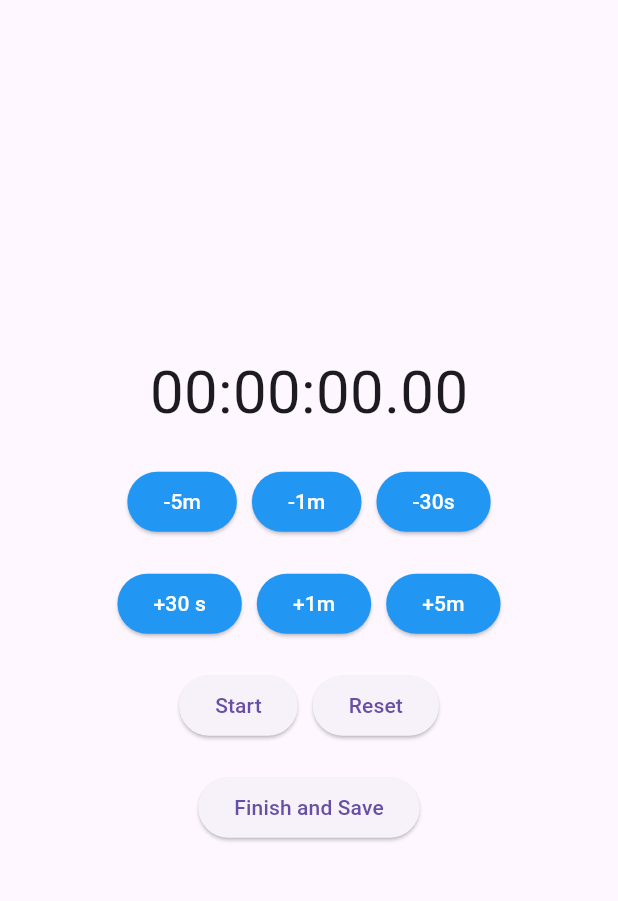
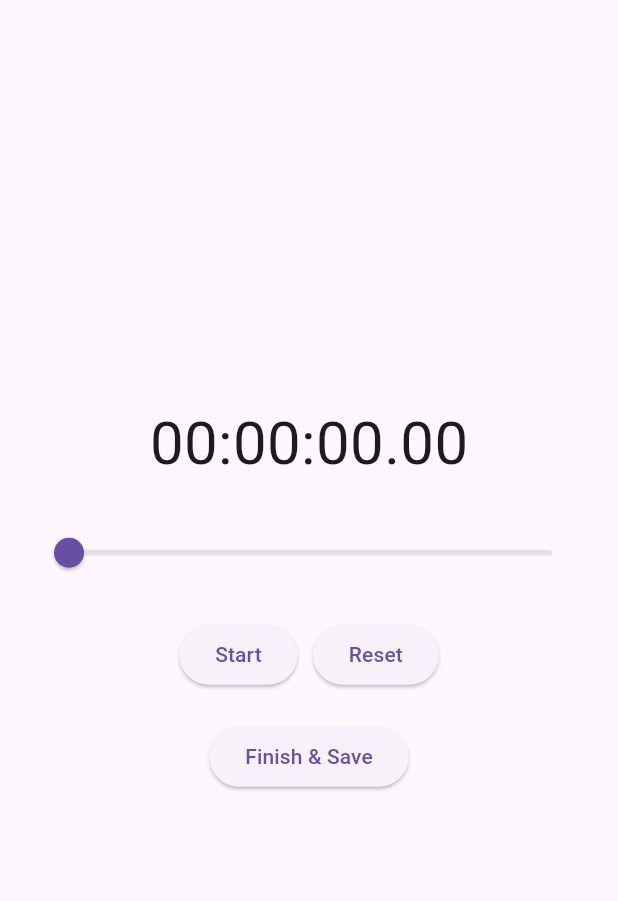
Before and after one commit to samuelezranas/flutter-clock-app, a Flutter app: the TimerPage screen opened directly, after a tap on "Reset", on a phone screen of 412 x 824 dp, the part 63-964 px from its top. Run offline on Flutter 3.47's test engine with Material 3 defaults, Android fonts, the phone set to English and light mode, and no system bars; our stand-ins replace audioplayers, sqflite, stop_watch_timer; accounts and stored records are empty.

Commit message:
using slider as the time selector

```diff
--- a/lib/main.dart
+++ b/lib/main.dart
@@ -14,7 +14,7 @@ class MyApp extends StatelessWidget {
   @override
   Widget build(BuildContext context) {
     return MaterialApp(
-      debugShowCheckedModeBanner: false, // Menghilangkan banner debug
+      debugShowCheckedModeBanner: false,
       title: 'Flutter Stopwatch',
       theme: ThemeData(
         primarySwatch: Colors.blue,
--- a/lib/pages/timer_page.dart
+++ b/lib/pages/timer_page.dart
@@ -16,15 +16,13 @@ class _TimerPageState extends State<TimerPage> {
   );
   late AudioPlayer audioPlayer;
   bool _isRunning = false;
-  int _presetTime = 0 * 60 * 1000; // Default preset ke 0 menit (dalam milidetik)
+  double _sliderValue = 0; // Nilai slider yang diatur pengguna
   int _remainingTime = 0; // Waktu yang tersisa
 
   @override
   void initState() {
     super.initState();
     audioPlayer = AudioPlayer();
-
-    _stopWatchTimer.setPresetSecondTime(_presetTime ~/ 1000); // Set preset countdown time in seconds
 
     _stopWatchTimer.rawTime.listen((value) async {
       setState(() {
@@ -77,26 +75,20 @@ class _TimerPageState extends State<TimerPage> {
 
   void _resetTimer() {
     _stopWatchTimer.onResetTimer();
-    _stopWatchTimer.setPresetSecondTime(0); // Atur ulang waktu ke 0
+    _stopWatchTimer.setPresetSecondTime(0); // Atur ulang waktu ke 0 detik
     setState(() {
       _isRunning = false;
-      _remainingTime = 0; // Waktu kembali ke 0
+      _sliderValue = 0; // Reset slider value
+      _remainingTime = 0; // Reset remaining time
     });
   }
 
-  void _adjustTime(int adjustmentInMillis) {
+  void _adjustTime(double value) {
     setState(() {
-      // Gunakan clamp untuk memastikan waktu tidak negatif
-      _presetTime = (_presetTime + adjustmentInMillis).clamp(0, 999 * 60 * 1000);
-
-      // Jika hasilnya adalah 0, kita bisa mengatur timer ke nilai default minimal, misalnya 1 detik.
-      if (_presetTime > 0) {
-        _stopWatchTimer.setPresetSecondTime(_presetTime ~/ 1000); // Set waktu dalam detik
-      } else {
-        _stopWatchTimer.setPresetSecondTime(1); // Set minimal 1 detik
-      }
-
-      _remainingTime = _presetTime; // Perbarui waktu yang tersisa
+      _sliderValue = value; // Simpan nilai slider
+      final presetTimeInMillis = (_sliderValue * 60 * 1000).toInt(); // Konversi ke milidetik
+      _stopWatchTimer.setPresetSecondTime(presetTimeInMillis ~/ 1000); // Atur waktu dalam detik
+      _remainingTime = presetTimeInMillis; // Perbarui waktu yang tersisa
     });
   }
 
@@ -111,7 +103,7 @@ class _TimerPageState extends State<TimerPage> {
           children: [
             StreamBuilder<int>(
               stream: _stopWatchTimer.rawTime,
-              initialData: _presetTime,
+              initialData: _remainingTime,
               builder: (context, snapshot) {
                 final value = snapshot.data!;
                 final displayTime = StopWatchTimer.getDisplayTime(value);
@@ -120,70 +112,18 @@ class _TimerPageState extends State<TimerPage> {
             ),
             const SizedBox(height: 20),
 
-            // Time Adjustment Buttons with horizontal scroll
-            Row(
-              mainAxisAlignment: MainAxisAlignment.center,
-              children: [
-                ElevatedButton(
-                  onPressed: () => _adjustTime((-5) * 60 * 1000), // Kurangi 5 menit
-                  style: ElevatedButton.styleFrom(
-                    backgroundColor: Colors.blue, // Warna utama
-                    foregroundColor: Colors.white, // Teks putih
-                  ),
-                  child: const Text('-5m'),
-                ),
-                const SizedBox(width: 10),
-                ElevatedButton(
-                  onPressed: () => _adjustTime((-60) * 1000), // Kurangi 1 menit
-                  style: ElevatedButton.styleFrom(
-                    backgroundColor: Colors.blue,
-                    foregroundColor: Colors.white,
-                  ),
-                  child: const Text('-1m'),
-                ),
-                const SizedBox(width: 10),
-                ElevatedButton(
-                  onPressed: () => _adjustTime((-30) * 1000), // Kurangi 30 detik
-                  style: ElevatedButton.styleFrom(
-                    backgroundColor: Colors.blue,
-                    foregroundColor: Colors.white,
-                  ),
-                  child: const Text('-30s'),
-                ),
-              ],
-            ),
-            const SizedBox(height: 20),
-
-            Row(
-              mainAxisAlignment: MainAxisAlignment.center,
-              children: [
-                ElevatedButton(
-                  onPressed: () => _adjustTime(30 * 1000), // Tambah 30 detik
-                  style: ElevatedButton.styleFrom(
-                    backgroundColor: Colors.blue,
-                    foregroundColor: Colors.white,
-                  ),
-                  child: const Text('+30 s'),
-                ),
-                const SizedBox(width: 10),
-                ElevatedButton(
-                  onPressed: () => _adjustTime(60 * 1000), // Tambah 1 menit
-                  style: ElevatedButton.styleFrom(
-                    backgroundColor: Colors.blue,
-                    foregroundColor: Colors.white,
-                  ),
-                  child: const Text('+1m'),
-                ),
-                const SizedBox(width: 10),
-                ElevatedButton(
-                  onPressed: () => _adjustTime(5 * 60 * 1000), // Tambah 5 menit
-                  style: ElevatedButton.styleFrom(
-                    backgroundColor: Colors.blue,
-                    foregroundColor: Colors.white,
-                  ),
-                  child: const Text('+5m'),
-                ),
-              ],
+            // Slider for adjusting time
+            Slider(
+              value: _sliderValue, // Gunakan nilai slider yang diatur
+              min: 0, // Waktu minimal adalah 0 menit
+              max: 60, // Waktu maksimal adalah 60 menit
+              divisions: 60, // Membagi slider ke dalam 60 bagian (per menit)
+              label: '${_sliderValue.toStringAsFixed(0)} min', // Label menit
+              onChanged: _isRunning
+                  ? null // Disable slider if timer is running
+                  : (value) {
+                      _adjustTime(value);
+                    },
             ),
             const SizedBox(height: 20),
 
@@ -193,15 +133,13 @@ class _TimerPageState extends State<TimerPage> {
               children: [
                 ElevatedButton(
                   onPressed: _isRunning ? _pauseTimer : _startTimer,
-                  style: ElevatedButton.styleFrom(
-                  ),
+                  style: ElevatedButton.styleFrom(),
                   child: Text(_isRunning ? 'Pause' : 'Start'),
                 ),
                 const SizedBox(width: 10),
                 ElevatedButton(
                   onPressed: _resetTimer, // Tombol Reset sekarang mengatur waktu ke 0 detik
-                  style: ElevatedButton.styleFrom(
-                  ),
+                  style: ElevatedButton.styleFrom(),
                   child: const Text('Reset'),
                 ),
               ],
@@ -214,9 +152,8 @@ class _TimerPageState extends State<TimerPage> {
                 _pauseTimer(); // Stop timer before saving
                 _saveToHistory(_remainingTime);
               },
-              style: ElevatedButton.styleFrom(
-              ),
-              child: const Text('Finish and Save'),
+              style: ElevatedButton.styleFrom(),
+              child: const Text('Finish & Save'),
             ),
           ],
         ),
```
